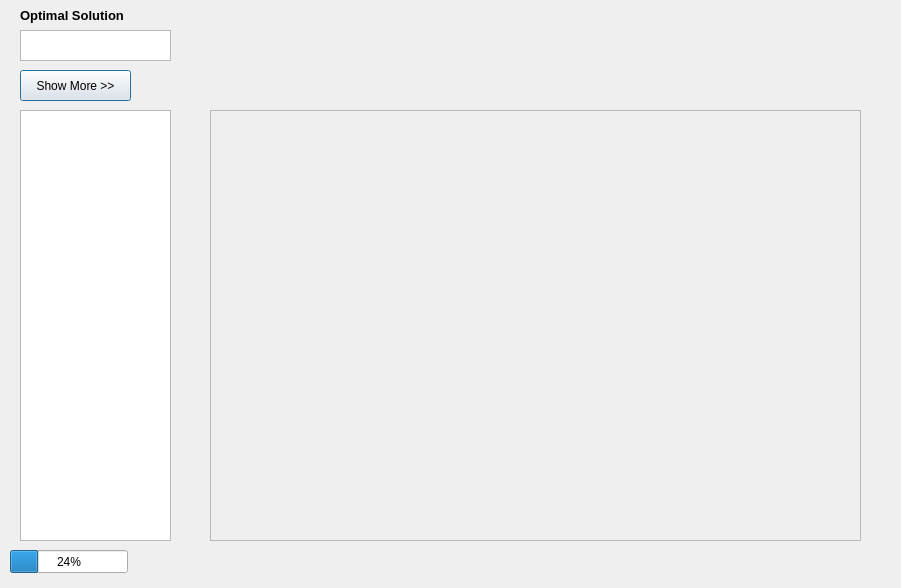
This is BCMModified/resultdialog.ui in Averios/BCMModified as Qt 5 draws it before an edit. The edited form follows.
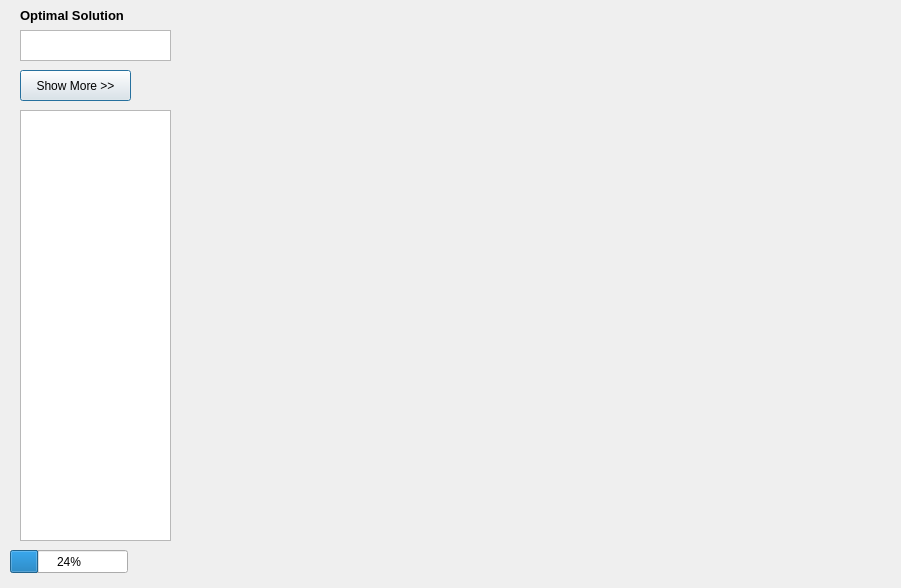
This is the edited form.

```diff
--- a/BCMModified/resultdialog.ui
+++ b/BCMModified/resultdialog.ui
@@ -72,28 +72,17 @@
     <string>&lt;html&gt;&lt;head/&gt;&lt;body&gt;&lt;p&gt;&lt;span style=&quot; font-size:10pt; font-weight:600;&quot;&gt;Optimal Solution&lt;/span&gt;&lt;/p&gt;&lt;/body&gt;&lt;/html&gt;</string>
    </property>
   </widget>
-  <widget class="QScrollArea" name="scrollArea">
+  <widget class="QStackedWidget" name="stackedWidget">
    <property name="geometry">
     <rect>
-     <x>210</x>
+     <x>220</x>
      <y>110</y>
-     <width>651</width>
-     <height>431</height>
+     <width>621</width>
+     <height>421</height>
     </rect>
    </property>
-   <property name="widgetResizable">
-    <bool>true</bool>
-   </property>
-   <widget class="QWidget" name="scrollAreaWidgetContents">
-    <property name="geometry">
-     <rect>
-      <x>0</x>
-      <y>0</y>
-      <width>649</width>
-      <height>429</height>
-     </rect>
-    </property>
-   </widget>
+   <widget class="QWidget" name="uhu"/>
+   <widget class="QWidget" name="page_2"/>
   </widget>
  </widget>
  <resources/>
```
